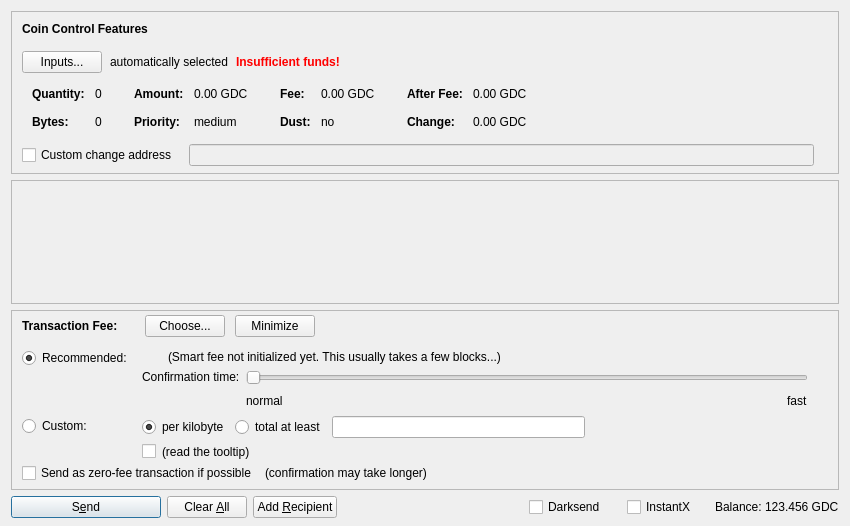
This is src/qt/forms/sendcoinsdialog.ui in gooddeedcoin/gdc as Qt 5 draws it before an edit. The edited form follows.
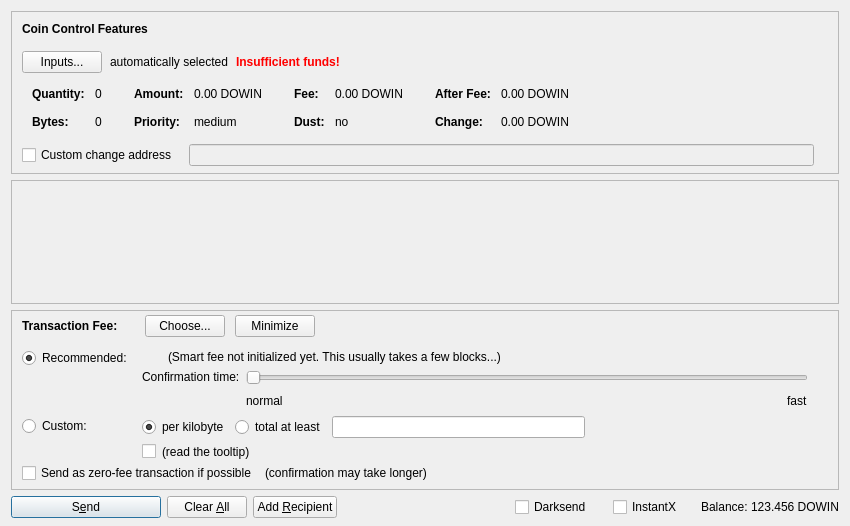
This is the edited form. Icons and pictures are not drawn. Custom widgets are drawn as their Qt base class.

```diff
--- a/src/qt/forms/sendcoinsdialog.ui
+++ b/src/qt/forms/sendcoinsdialog.ui
@@ -324,7 +324,7 @@
                   <enum>Qt::ActionsContextMenu</enum>
                  </property>
                  <property name="text">
-                  <string notr="true">0.00 GDC</string>
+                  <string notr="true">0.00 DOWIN</string>
                  </property>
                  <property name="textInteractionFlags">
                   <set>Qt::LinksAccessibleByMouse|Qt::TextSelectableByKeyboard|Qt::TextSelectableByMouse</set>
@@ -404,7 +404,7 @@
                   <enum>Qt::ActionsContextMenu</enum>
                  </property>
                  <property name="text">
-                  <string notr="true">0.00 GDC</string>
+                  <string notr="true">0.00 DOWIN</string>
                  </property>
                  <property name="textInteractionFlags">
                   <set>Qt::LinksAccessibleByMouse|Qt::TextSelectableByKeyboard|Qt::TextSelectableByMouse</set>
@@ -484,7 +484,7 @@
                   <enum>Qt::ActionsContextMenu</enum>
                  </property>
                  <property name="text">
-                  <string notr="true">0.00 GDC</string>
+                  <string notr="true">0.00 DOWIN</string>
                  </property>
                  <property name="textInteractionFlags">
                   <set>Qt::LinksAccessibleByMouse|Qt::TextSelectableByKeyboard|Qt::TextSelectableByMouse</set>
@@ -513,7 +513,7 @@
                   <enum>Qt::ActionsContextMenu</enum>
                  </property>
                  <property name="text">
-                  <string notr="true">0.00 GDC</string>
+                  <string notr="true">0.00 DOWIN</string>
                  </property>
                  <property name="textInteractionFlags">
                   <set>Qt::LinksAccessibleByMouse|Qt::TextSelectableByKeyboard|Qt::TextSelectableByMouse</set>
@@ -1378,7 +1378,7 @@
           <cursorShape>IBeamCursor</cursorShape>
          </property>
          <property name="text">
-          <string notr="true">123.456 GDC</string>
+          <string notr="true">123.456 DOWIN</string>
          </property>
          <property name="textInteractionFlags">
           <set>Qt::LinksAccessibleByMouse|Qt::TextSelectableByKeyboard|Qt::TextSelectableByMouse</set>
```
Left out of the diff: 12 changed lines with no effect on the pictures.
